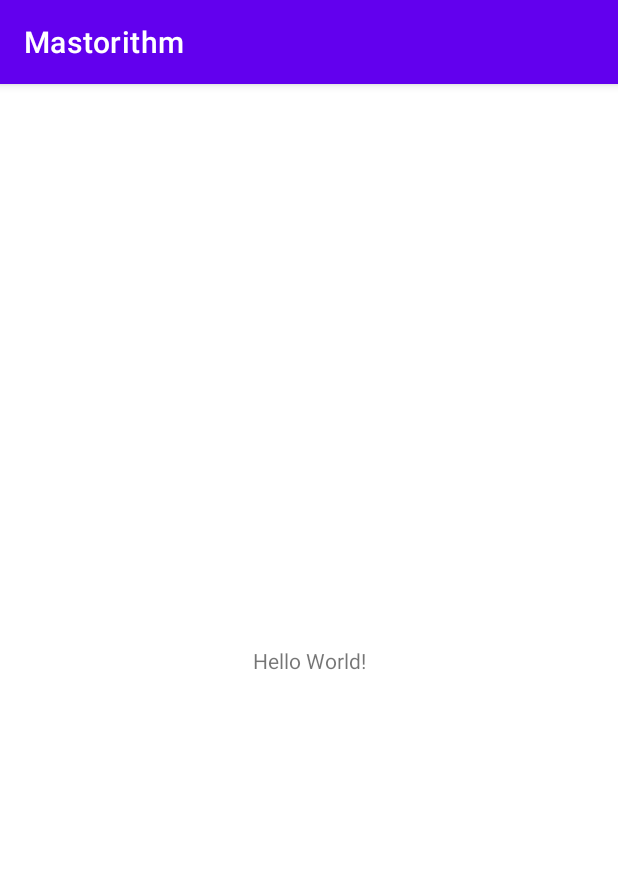
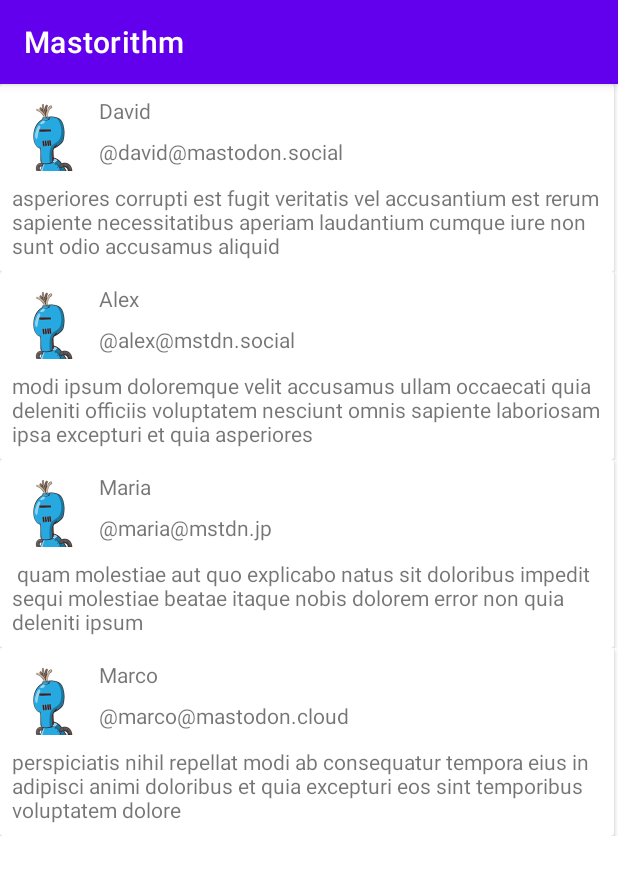
Before and after one commit to CubeOfCheese/Mastorithm, an Android app: the screen it shows after launch (MainActivity), on a phone screen of 412 x 824 dp. Shown: the top 875 px of the screen. Run offline under Robolectric (Android 15) with nearby library versions, the phone set to English and light mode, and no system bars.

Commit message:
implements recycler view of feed posts using hard coded dummy data

```diff
--- a/app/src/main/java/com/cubeofcheese/mastorithm/MainActivity.kt
+++ b/app/src/main/java/com/cubeofcheese/mastorithm/MainActivity.kt
@@ -2,10 +2,57 @@ package com.cubeofcheese.mastorithm
 
 import androidx.appcompat.app.AppCompatActivity
 import android.os.Bundle
+import androidx.recyclerview.widget.LinearLayoutManager
+import androidx.recyclerview.widget.RecyclerView
 
 class MainActivity : AppCompatActivity() {
+
+    private lateinit var newRecyclerView: RecyclerView
+    private lateinit var newArrayList: ArrayList<PostModel>
+    lateinit var displayNames : Array<String>
+    lateinit var usernames : Array<String>
+    lateinit var postContents : Array<String>
+
     override fun onCreate(savedInstanceState: Bundle?) {
         super.onCreate(savedInstanceState)
         setContentView(R.layout.activity_main)
+
+        displayNames = arrayOf(
+            "David",
+            "Alex",
+            "Maria",
+            "Marco"
+        )
+        usernames = arrayOf(
+            "@david@mastodon.social",
+            "@alex@mstdn.social",
+            "@maria@mstdn.jp",
+            "@marco@mastodon.cloud"
+        )
+        postContents = arrayOf(
+            "asperiores corrupti est fugit veritatis vel accusantium est rerum sapiente necessitatibus aperiam laudantium cumque iure non sunt odio accusamus aliquid",
+            "modi ipsum doloremque velit accusamus ullam occaecati quia deleniti officiis voluptatem nesciunt omnis sapiente laboriosam ipsa excepturi et quia asperiores ",
+            " quam molestiae aut quo explicabo natus sit doloribus impedit sequi molestiae beatae itaque nobis dolorem error non quia deleniti ipsum ",
+            "perspiciatis nihil repellat modi ab consequatur tempora eius in adipisci animi doloribus et quia excepturi eos sint temporibus voluptatem dolore "
+        )
+
+        newRecyclerView = findViewById(R.id.feed)
+        newRecyclerView.layoutManager = LinearLayoutManager(this)
+        newRecyclerView.setHasFixedSize(true)
+
+        newArrayList = arrayListOf<PostModel>()
+        getUserData()
+
     }
+
+
+    private fun getUserData() {
+        for (i in postContents.indices) {
+            val post = PostModel(displayNames[i], usernames[i], postContents[i])
+            newArrayList.add(post)
+        }
+
+        newRecyclerView.adapter = PostAdapter(newArrayList)
+    }
+
 }
--- /dev/null
+++ b/app/src/main/java/com/cubeofcheese/mastorithm/PostAdapter.kt
@@ -0,0 +1,34 @@
+package com.cubeofcheese.mastorithm
+
+import android.view.LayoutInflater
+import android.view.View
+import android.view.ViewGroup
+import android.widget.TextView
+import androidx.recyclerview.widget.RecyclerView
+
+class PostAdapter(private val postList : ArrayList<PostModel>) : RecyclerView.Adapter<PostAdapter.MyViewHolder>() {
+
+    override fun onCreateViewHolder(parent: ViewGroup, viewType: Int): MyViewHolder {
+        val itemView = LayoutInflater.from(parent.context).inflate(R.layout.feed_post, parent, false)
+        return MyViewHolder(itemView)
+    }
+
+    override fun getItemCount(): Int {
+        return postList.size
+    }
+
+    override fun onBindViewHolder(holder: MyViewHolder, position: Int) {
+        val currentItem = postList[position]
+        holder.displayName.text = currentItem.displayName
+        holder.username.text = currentItem.username
+        holder.postContent.text = currentItem.postContent
+    }
+
+
+    class MyViewHolder(itemView: View) : RecyclerView.ViewHolder(itemView) {
+        val displayName : TextView = itemView.findViewById(R.id.displayName)
+        val username : TextView = itemView.findViewById(R.id.username)
+        val postContent : TextView = itemView.findViewById(R.id.postContent)
+    }
+
+}
--- /dev/null
+++ b/app/src/main/java/com/cubeofcheese/mastorithm/PostModel.kt
@@ -0,0 +1,16 @@
+package com.cubeofcheese.mastorithm
+
+data class PostModel (var displayName: String, var username: String, var postContent: String)
+
+//{
+//    lateinit var displayName: String
+//    lateinit var username: String
+//    lateinit var postContent: String
+//
+//    constructor(displayName: String, username: String, postContent: String) {
+//        this.displayName = displayName
+//        this.username = username
+//        this.postContent = postContent
+//    }
+//
+//}
--- a/app/src/main/res/layout/activity_main.xml
+++ b/app/src/main/res/layout/activity_main.xml
@@ -6,13 +6,13 @@
     android:layout_height="match_parent"
     tools:context=".MainActivity">
 
-    <TextView
-        android:layout_width="wrap_content"
-        android:layout_height="wrap_content"
-        android:text="Hello World!"
+    <androidx.recyclerview.widget.RecyclerView
+        android:id="@+id/feed"
+        android:layout_width="0dp"
+        android:layout_height="0dp"
         app:layout_constraintBottom_toBottomOf="parent"
         app:layout_constraintEnd_toEndOf="parent"
+        app:layout_constraintHorizontal_bias="1.0"
         app:layout_constraintStart_toStartOf="parent"
         app:layout_constraintTop_toTopOf="parent" />
-
 </androidx.constraintlayout.widget.ConstraintLayout>
--- /dev/null
+++ b/app/src/main/res/layout/feed_post.xml
@@ -0,0 +1,78 @@
+<?xml version="1.0" encoding="utf-8"?>
+<androidx.constraintlayout.widget.ConstraintLayout xmlns:android="http://schemas.android.com/apk/res/android"
+    xmlns:app="http://schemas.android.com/apk/res-auto"
+    xmlns:tools="http://schemas.android.com/tools"
+    android:layout_width="match_parent"
+    android:layout_height="wrap_content">
+
+    <androidx.cardview.widget.CardView
+        android:layout_width="409dp"
+        android:layout_height="wrap_content"
+        app:layout_constraintStart_toStartOf="parent"
+        app:layout_constraintTop_toTopOf="parent">
+
+        <androidx.constraintlayout.widget.ConstraintLayout
+            android:layout_width="match_parent"
+            android:layout_height="match_parent">
+
+            <LinearLayout
+                android:layout_width="match_parent"
+                android:layout_height="match_parent"
+                android:orientation="vertical">
+
+                <androidx.constraintlayout.widget.ConstraintLayout
+                    android:layout_width="match_parent"
+                    android:layout_height="match_parent">
+
+                    <ImageView
+                        android:id="@+id/imageView"
+                        android:layout_width="50dp"
+                        android:layout_height="50dp"
+                        android:layout_marginStart="8dp"
+                        android:layout_marginTop="8dp"
+                        app:layout_constraintStart_toStartOf="parent"
+                        app:layout_constraintTop_toTopOf="parent"
+                        android:src="@drawable/default_profile_picture" />
+
+                    <TextView
+                        android:id="@+id/displayName"
+                        android:layout_width="wrap_content"
+                        android:layout_height="wrap_content"
+                        android:layout_marginStart="8dp"
+                        android:layout_marginTop="8dp"
+                        android:text="TextView"
+                        app:layout_constraintStart_toEndOf="@+id/imageView"
+                        app:layout_constraintTop_toTopOf="parent" />
+
+                    <TextView
+                        android:id="@+id/username"
+                        android:layout_width="wrap_content"
+                        android:layout_height="wrap_content"
+                        android:layout_marginStart="8dp"
+                        android:layout_marginTop="8dp"
+                        android:text="TextView"
+                        app:layout_constraintStart_toEndOf="@+id/imageView"
+                        app:layout_constraintTop_toBottomOf="@+id/displayName" />
+                </androidx.constraintlayout.widget.ConstraintLayout>
+
+                <androidx.constraintlayout.widget.ConstraintLayout
+                    android:layout_width="match_parent"
+                    android:layout_height="match_parent">
+
+                    <TextView
+                        android:id="@+id/postContent"
+                        android:layout_width="wrap_content"
+                        android:layout_height="wrap_content"
+                        android:layout_marginStart="8dp"
+                        android:layout_marginTop="8dp"
+                        android:layout_marginBottom="8dp"
+                        android:text="TextView"
+                        app:layout_constraintBottom_toBottomOf="parent"
+                        app:layout_constraintStart_toStartOf="parent"
+                        app:layout_constraintTop_toTopOf="parent" />
+                </androidx.constraintlayout.widget.ConstraintLayout>
+            </LinearLayout>
+
+        </androidx.constraintlayout.widget.ConstraintLayout>
+    </androidx.cardview.widget.CardView>
+</androidx.constraintlayout.widget.ConstraintLayout>
--- a/app/src/main/res/values/strings.xml
+++ b/app/src/main/res/values/strings.xml
@@ -1,3 +1,24 @@
 <resources>
     <string name="app_name">Mastorithm</string>
+
+    <string-array name="displayNames">
+        <item>David</item>
+        <item>Alex</item>
+        <item>Maria</item>
+        <item>Marco</item>
+    </string-array>
+
+    <string-array name="usernames">
+        <item>/@david@mastodon.social</item>
+        <item>/@alex@mstdn.social</item>
+        <item>/@maria@mstdn.jp</item>
+        <item>/@marco@mastodon.cloud</item>
+    </string-array>
+
+    <string-array name="postContent">
+        <item>asperiores corrupti est fugit veritatis vel accusantium est rerum sapiente necessitatibus aperiam laudantium cumque iure non sunt odio accusamus aliquid </item>
+        <item>totam praesentium earum labore vero voluptatem vero laboriosam sed unde sequi debitis quia et ipsum dolorem sit laboriosam qui cupiditate </item>
+        <item>cumque est tempore aut facere ab harum ad sint deserunt minus fugiat suscipit et commodi consectetur nemo dolorem quos magni </item>
+        <item>facere mollitia et dolorem eos sint neque perferendis nesciunt eius dicta sint porro voluptatem ipsam iure aut et eum qui </item>
+    </string-array>
 </resources>
```
Also changed, not shown: app/src/main/res/drawable/default_profile_picture.png (added).
